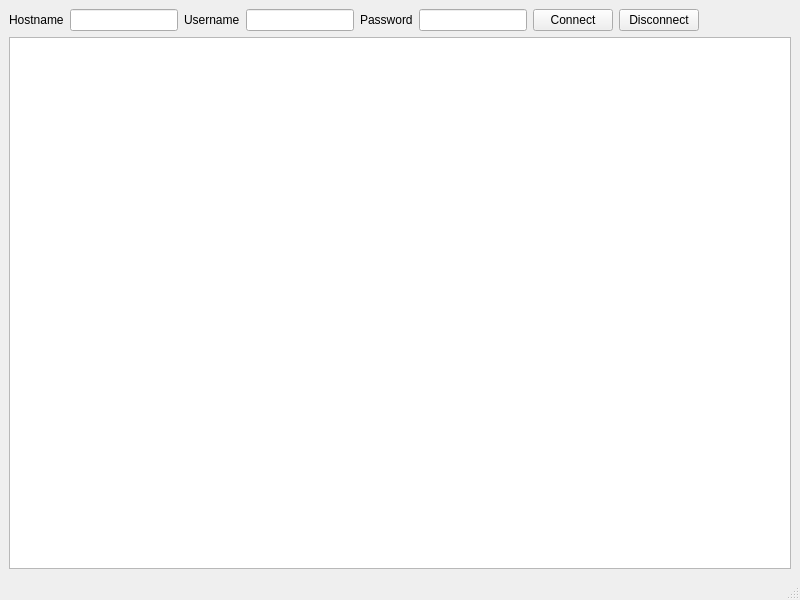
The window that mainwindow.ui (lunarc/re-mote) describes before a commit, drawn with Qt 5.
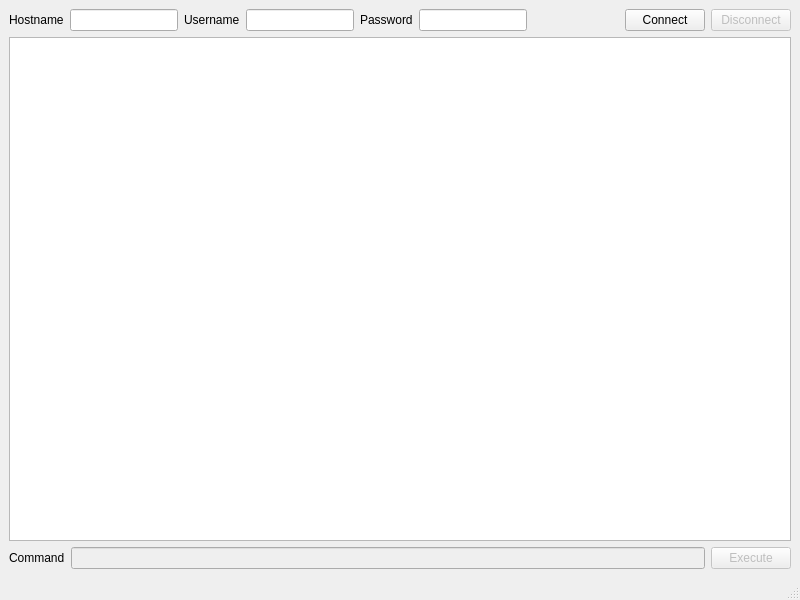
The same window after the commit.

Patch:
```diff
--- a/mainwindow.ui
+++ b/mainwindow.ui
@@ -59,20 +59,6 @@
         </item>
        </layout>
       </item>
-      <item>
-       <widget class="QPushButton" name="connectButton">
-        <property name="text">
-         <string>Connect</string>
-        </property>
-       </widget>
-      </item>
-      <item>
-       <widget class="QPushButton" name="disconnectButton">
-        <property name="text">
-         <string>Disconnect</string>
-        </property>
-       </widget>
-      </item>
       <item>
        <spacer name="horizontalSpacer">
         <property name="orientation">
@@ -86,6 +72,23 @@
         </property>
        </spacer>
       </item>
+      <item>
+       <widget class="QPushButton" name="connectButton">
+        <property name="text">
+         <string>Connect</string>
+        </property>
+       </widget>
+      </item>
+      <item>
+       <widget class="QPushButton" name="disconnectButton">
+        <property name="enabled">
+         <bool>false</bool>
+        </property>
+        <property name="text">
+         <string>Disconnect</string>
+        </property>
+       </widget>
+      </item>
      </layout>
     </item>
     <item>
@@ -98,6 +101,37 @@
       </property>
      </widget>
     </item>
+    <item>
+     <layout class="QHBoxLayout" name="horizontalLayout_4">
+      <item>
+       <widget class="QLabel" name="commandLabel">
+        <property name="text">
+         <string>Command</string>
+        </property>
+       </widget>
+      </item>
+      <item>
+       <widget class="QLineEdit" name="commandEdit">
+        <property name="enabled">
+         <bool>false</bool>
+        </property>
+        <property name="clearButtonEnabled">
+         <bool>true</bool>
+        </property>
+       </widget>
+      </item>
+      <item>
+       <widget class="QPushButton" name="executeButton">
+        <property name="enabled">
+         <bool>false</bool>
+        </property>
+        <property name="text">
+         <string>Execute</string>
+        </property>
+       </widget>
+      </item>
+     </layout>
+    </item>
    </layout>
   </widget>
   <widget class="QMenuBar" name="menuBar">
```
Left out of the diff: 34 changed lines with no effect on the pictures.
